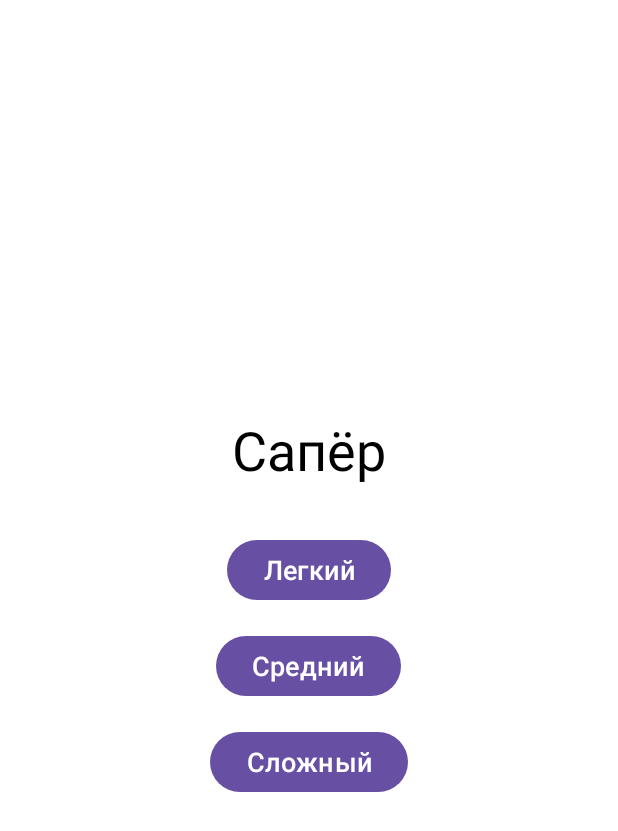
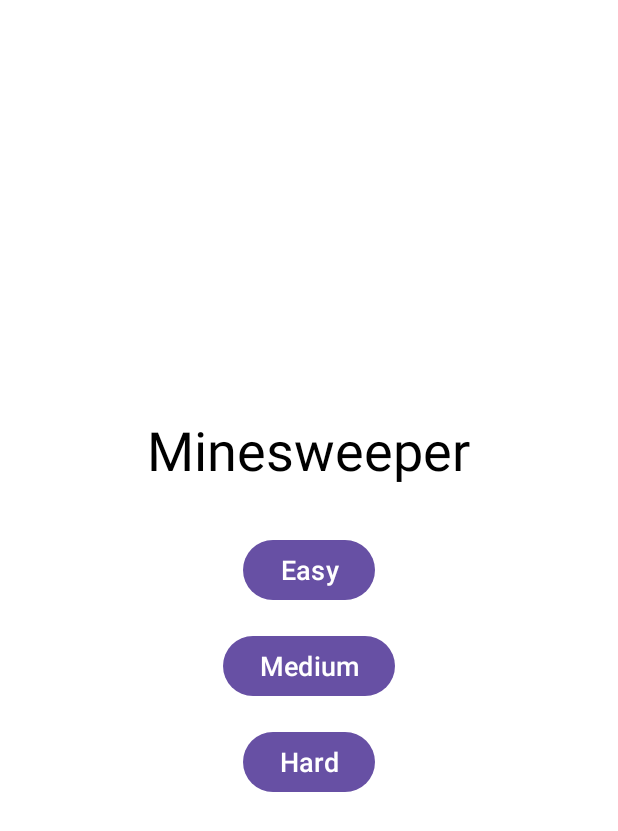
Before and after one commit to pro100ruslan4ik/minesweeper, an Android app: the screen it shows after launch (MenuActivity), on a phone screen of 412 x 824 dp. Shown: the top 831 px of the screen. Run offline under Robolectric (Android 15) with nearby library versions, the phone set to English and light mode, and no system bars.

```diff
--- a/app/src/main/res/layout/activity_menu.xml
+++ b/app/src/main/res/layout/activity_menu.xml
@@ -11,36 +11,33 @@
     <TextView
         android:layout_width="wrap_content"
         android:layout_height="wrap_content"
-        android:text="Сапёр"
+        android:text="@string/app_name"
         android:textSize="36sp"
         android:textColor="@android:color/black"
         android:layout_marginBottom="32dp"
         android:gravity="center" />
 
-    <!-- Кнопка для легкого уровня -->
     <Button
         android:id="@+id/easy_game_button"
         android:layout_width="wrap_content"
         android:layout_height="wrap_content"
-        android:text="Легкий"
+        android:text="@string/Easy"
         android:textSize="18sp"
         android:layout_marginBottom="16dp" />
 
-    <!-- Кнопка для среднего уровня -->
     <Button
         android:id="@+id/medium_game_button"
         android:layout_width="wrap_content"
         android:layout_height="wrap_content"
-        android:text="Средний"
+        android:text="@string/Medium"
         android:textSize="18sp"
         android:layout_marginBottom="16dp" />
 
-    <!-- Кнопка для сложного уровня -->
     <Button
         android:id="@+id/hard_game_button"
         android:layout_width="wrap_content"
         android:layout_height="wrap_content"
-        android:text="Сложный"
+        android:text="@string/Hard"
         android:textSize="18sp"
         android:layout_marginBottom="16dp" />
 
--- a/app/src/main/res/values/strings.xml
+++ b/app/src/main/res/values/strings.xml
@@ -5,4 +5,7 @@
     <string name="Exit">Exit</string>
     <string name="Start_over">Start over</string>
     <string name="You_win">You win!</string>
+    <string name="Easy">Easy</string>
+    <string name="Medium">Medium</string>
+    <string name="Hard">Hard</string>
 </resources>
```
Also changed, not shown: app/src/main/java/com/rus/minesweeper/GameActivity.java (+57 -8 lines), app/src/main/res/layout/activity_game.xml (+16 -2 lines), 1 other file.
